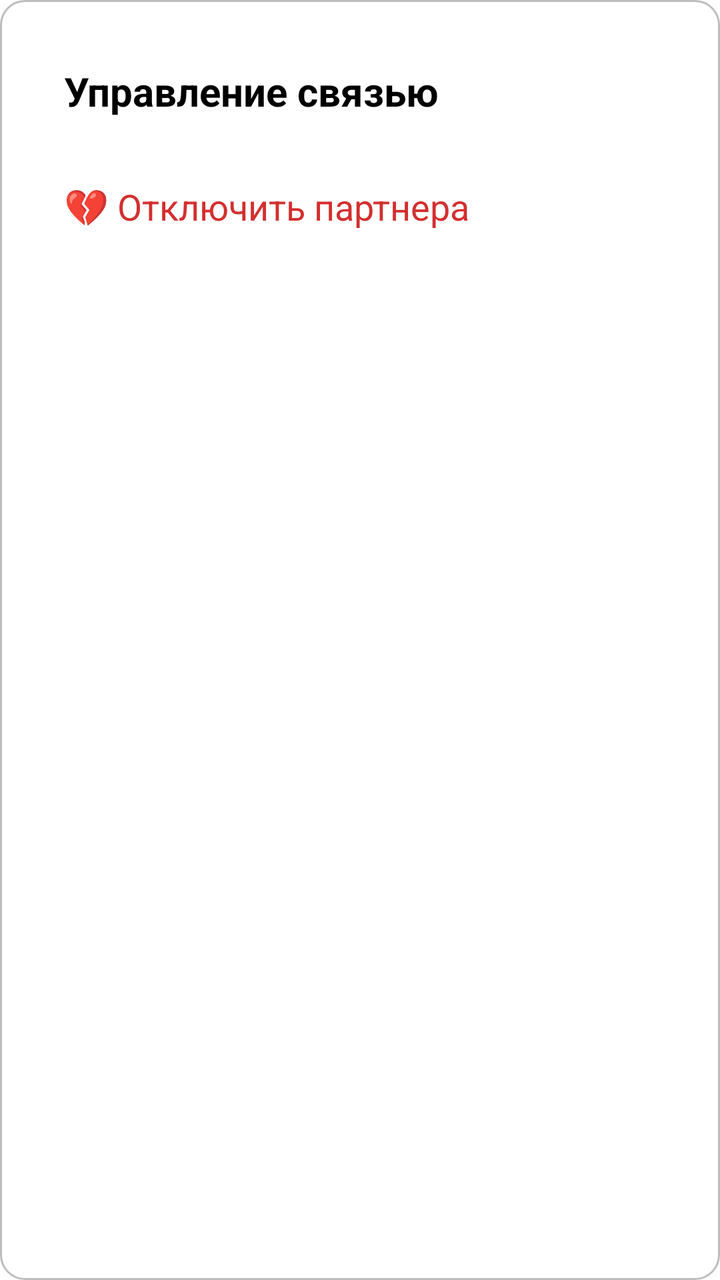
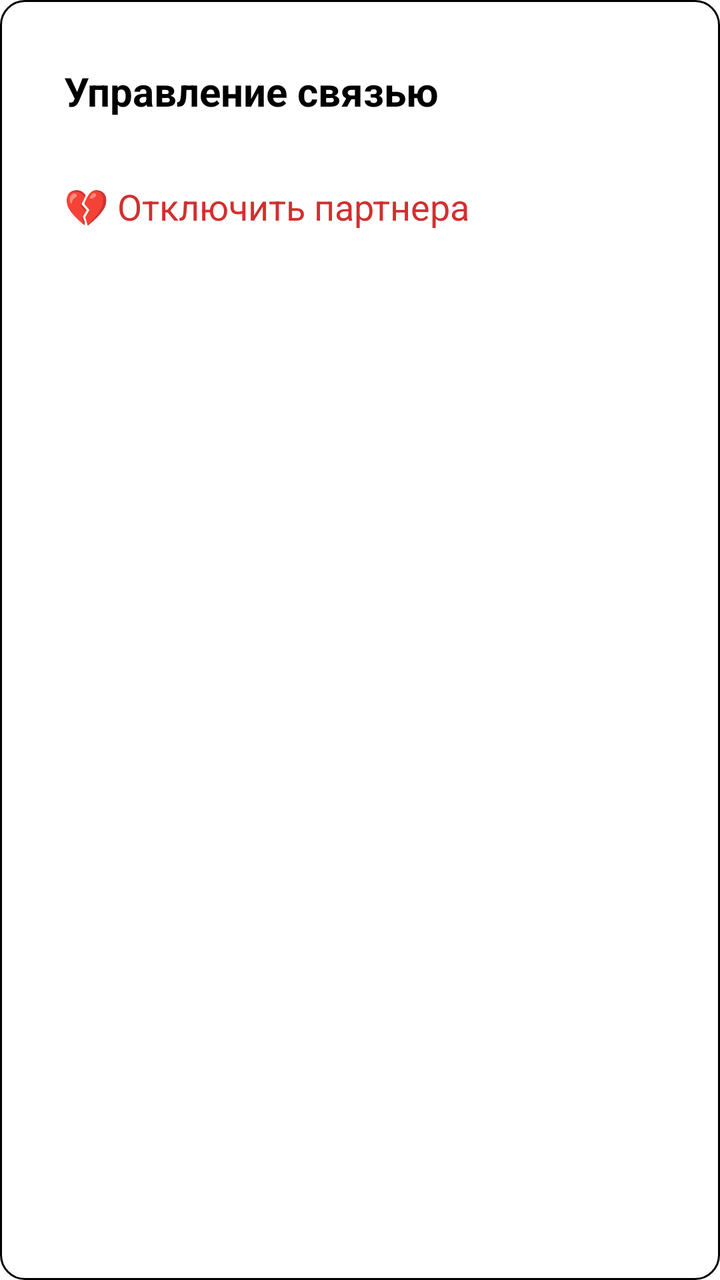

Screens rendered from an Android XML layout before and after an edit, with the pre-edit source and the edit as a unified diff.
<!-- AndroidManifest.xml: application theme Theme.App.Starting -->
<!-- res/layout/bottom_sheet_partner_options.xml -->
<?xml version="1.0" encoding="utf-8"?>
<LinearLayout xmlns:android="http://schemas.android.com/apk/res/android"
    android:layout_width="match_parent"
    android:layout_height="wrap_content"
    android:orientation="vertical"
    android:background="@drawable/bg_input_field"
    android:padding="16dp">

    <TextView
        android:layout_width="match_parent"
        android:layout_height="wrap_content"
        android:padding="16dp"
        android:text="Управление связью"
        android:textStyle="bold"
        android:textColor="@color/text_primary"
        android:textSize="20sp" />

    <TextView
        android:id="@+id/btnDisconnect"
        android:layout_width="match_parent"
        android:layout_height="wrap_content"
        android:background="?attr/selectableItemBackground"
        android:padding="16dp"
        android:text="💔 Отключить партнера"
        android:textColor="#D32F2F"
        android:textSize="18sp" />
</LinearLayout>
<!-- resources referenced by this layout -->
<resources>
  <color name="text_primary">#000000</color>
  <!-- drawable bg_input_field (drawable) -->
  <?xml version="1.0" encoding="utf-8"?>
  <shape xmlns:android="http://schemas.android.com/apk/res/android">
  
      <solid android:color="@color/white" />
  
      <corners android:radius="12dp" />
  
      <stroke
          android:width="1dp"
          android:color="@color/nav_icon_inactive" />
  </shape>
  <style name="Theme.App.Starting" parent="Theme.SplashScreen">
          <item name="windowSplashScreenBackground">@android:color/white</item>
          <item name="windowSplashScreenAnimatedIcon">@drawable/splash_icon</item>
          <item name="windowSplashScreenAnimationDuration">1000</item>
          <item name="postSplashScreenTheme">@style/Theme.OurMemories</item>
      </style>
  <color name="white">#FFFFFF</color>
  <color name="nav_icon_inactive">#BDBDBD</color>
  <!-- drawable splash_icon: png bitmap (drawable, 316944 bytes) -->
  <style name="Theme.OurMemories" parent="Base.Theme.OurMemories" />
  <style name="Base.Theme.OurMemories" parent="Theme.Material3.DayNight.NoActionBar">
          <item name="colorPrimary">@color/primary_lavender</item>
          <item name="colorOnPrimary">@color/white</item>
  
          <item name="android:windowBackground">@color/background_light</item>
          <item name="colorSurface">@color/white</item>
          <item name="colorOnSurface">@color/text_primary</item>
          <item name="colorOnBackground">@color/text_primary</item>
  
          <item name="android:textColorPrimary">@color/text_primary</item>
          <item name="android:textColorSecondary">@color/text_secondary</item>
      </style>
  <color name="primary_lavender">#9C27B0</color>
  <color name="background_light">#F5F5F7</color>
  <color name="text_secondary">#575757</color>
</resources>

<!-- the commit's change to res/layout/bottom_sheet_partner_options.xml (unified diff, before → after) -->
@@ -22,6 +22,6 @@
         android:background="?attr/selectableItemBackground"
         android:padding="16dp"
         android:text="💔 Отключить партнера"
-        android:textColor="#D32F2F"
+        android:textColor="@color/for_disconnect_partner"
         android:textSize="18sp" />
 </LinearLayout>
<!-- resource entries referenced after the edit -->
@@ -1,5 +1,6 @@
 <!-- resources referenced by this layout -->
 <resources>
+  <color name="for_disconnect_partner">#D32F2F</color>
   <color name="text_primary">#000000</color>
   <!-- drawable bg_input_field (drawable) -->
   <?xml version="1.0" encoding="utf-8"?>
@@ -11,7 +12,7 @@
   
       <stroke
           android:width="1dp"
-          android:color="@color/nav_icon_inactive" />
+          android:color="@color/text_primary" />
   </shape>
   <style name="Theme.App.Starting" parent="Theme.SplashScreen">
           <item name="windowSplashScreenBackground">@android:color/white</item>
@@ -20,7 +21,6 @@
           <item name="postSplashScreenTheme">@style/Theme.OurMemories</item>
       </style>
   <color name="white">#FFFFFF</color>
-  <color name="nav_icon_inactive">#BDBDBD</color>
   <!-- drawable splash_icon: png bitmap (drawable, 316944 bytes) -->
   <style name="Theme.OurMemories" parent="Base.Theme.OurMemories" />
   <style name="Base.Theme.OurMemories" parent="Theme.Material3.DayNight.NoActionBar">
